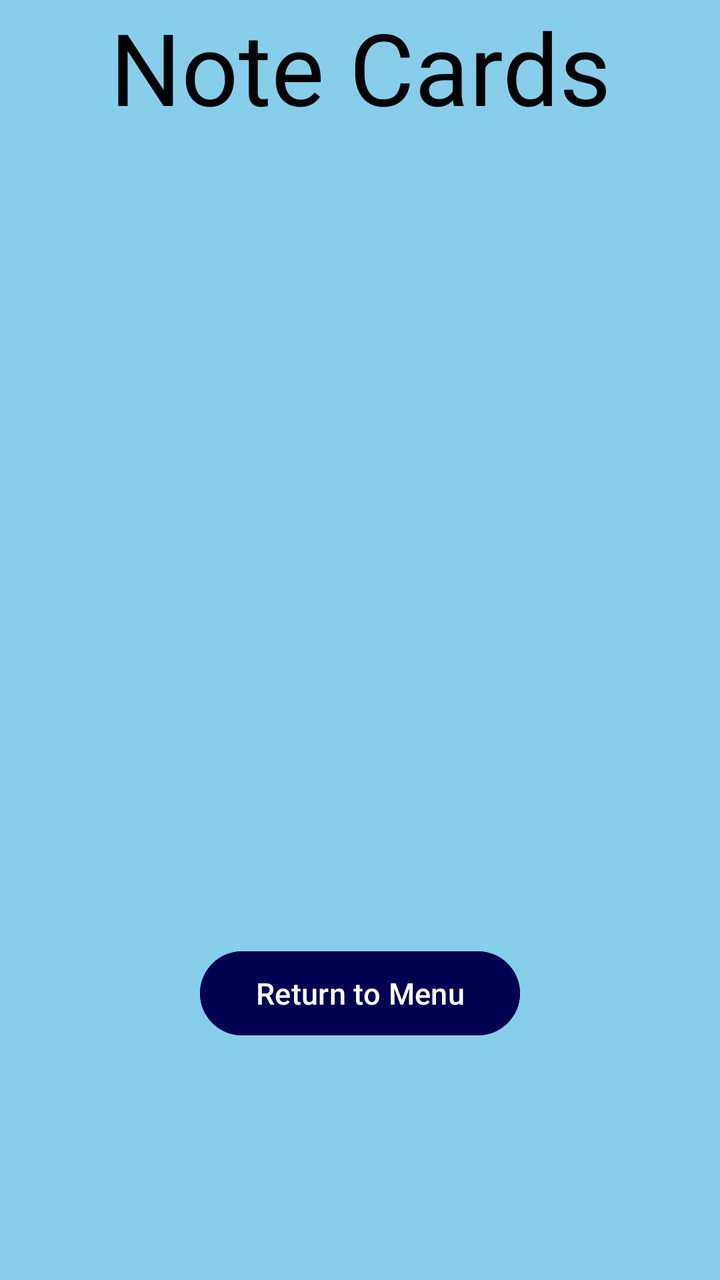
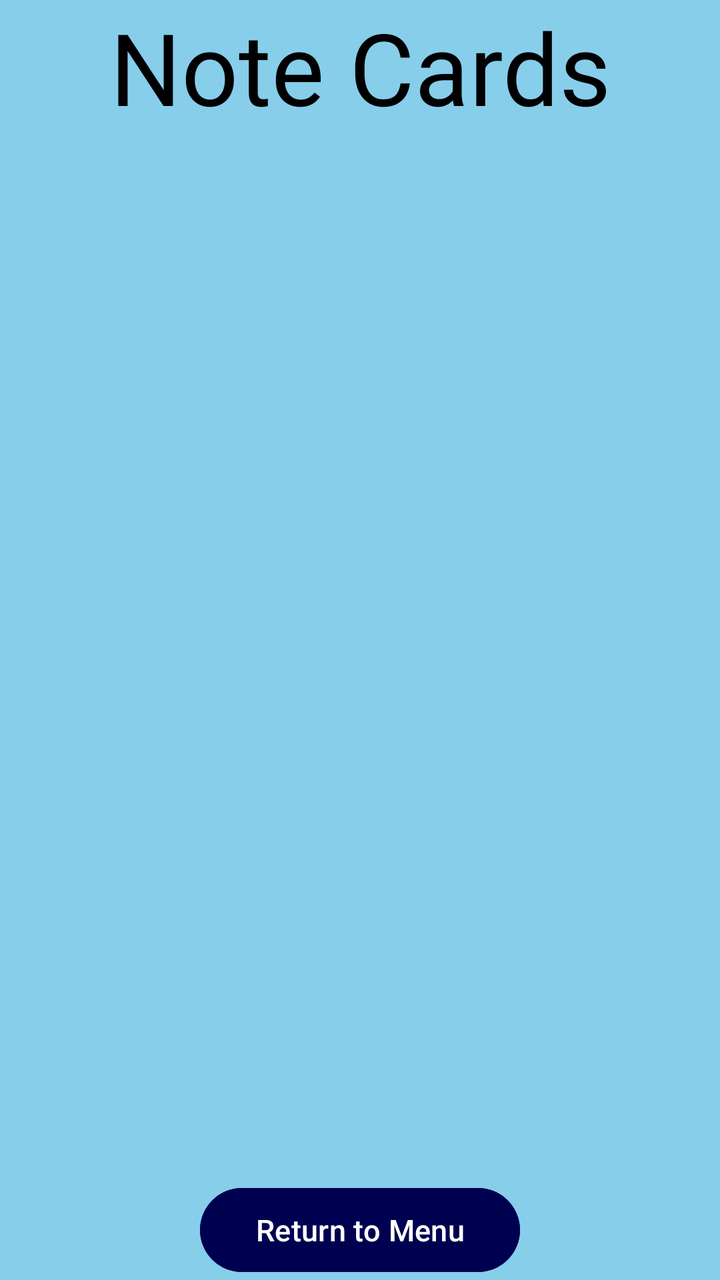

Before-and-after screenshots of an Android layout around one commit, followed by the original layout XML and the change that was made.
<!-- AndroidManifest.xml: application theme Theme.FloppyFish -->
<!-- res/layout/notecards.xml -->
<?xml version="1.0" encoding="utf-8"?>
<androidx.constraintlayout.widget.ConstraintLayout xmlns:android="http://schemas.android.com/apk/res/android"
    android:layout_width="match_parent"
    android:layout_height="match_parent"
    android:background = "#87CEEB"
    android:id = "@+id/ncs"
    xmlns:app="http://schemas.android.com/apk/res-auto">

    <TextView
        android:layout_width="wrap_content"
        android:layout_height="wrap_content"
        android:id = "@+id/subtitle"
        android:textSize = "@dimen/subtitlesize"
        android:text = "Note Cards"
        android:textColor = "@color/black"
        app:layout_constraintTop_toTopOf="parent"
        app:layout_constraintLeft_toLeftOf="parent"
        app:layout_constraintRight_toRightOf="parent"/>

    <Button
        android:layout_width="@dimen/buttonwidth"
        android:layout_height="@dimen/buttonheight"
        android:id = "@+id/returnB"
        android:text = "Return to Menu"
        android:textSize="@dimen/buttonts"
        android:backgroundTint="@color/buttonc"
        android:clickable = "true"
        android:focusable = "true"
        app:layout_constraintBottom_toBottomOf="parent"
        app:layout_constraintTop_toBottomOf="@id/notelist"
        app:layout_constraintLeft_toLeftOf="parent"
        app:layout_constraintRight_toRightOf="parent"/>

    <androidx.recyclerview.widget.RecyclerView
        android:layout_width="250dp"
        android:layout_height="wrap_content"
        android:id = "@+id/notelist"
        app:layout_constraintTop_toBottomOf="@id/subtitle"
        app:layout_constraintBottom_toBottomOf="parent"
        app:layout_constraintLeft_toLeftOf="parent"
        app:layout_constraintRight_toRightOf="parent">
    </androidx.recyclerview.widget.RecyclerView>

</androidx.constraintlayout.widget.ConstraintLayout>
<!-- resources referenced by this layout -->
<resources>
  <color name="black">#FF000000</color>
  <color name="buttonc">#000050</color>
  <dimen name="buttonheight">50dp</dimen>
  <dimen name="buttonts">15sp</dimen>
  <dimen name="buttonwidth">160dp</dimen>
  <dimen name="subtitlesize">50sp</dimen>
  <style name="Theme.FloppyFish" parent="Base.Theme.FloppyFish" />
  <style name="Base.Theme.FloppyFish" parent="Theme.Material3.DayNight.NoActionBar">
          
          
      </style>
</resources>

<!-- the commit's change to res/layout/notecards.xml (unified diff, before → after) -->
@@ -32,11 +32,11 @@
         app:layout_constraintRight_toRightOf="parent"/>
 
     <androidx.recyclerview.widget.RecyclerView
-        android:layout_width="250dp"
-        android:layout_height="wrap_content"
+        android:layout_width="0dp"
+        android:layout_height="0dp"
         android:id = "@+id/notelist"
         app:layout_constraintTop_toBottomOf="@id/subtitle"
-        app:layout_constraintBottom_toBottomOf="parent"
+        app:layout_constraintBottom_toTopOf="@id/returnB"
         app:layout_constraintLeft_toLeftOf="parent"
         app:layout_constraintRight_toRightOf="parent">
     </androidx.recyclerview.widget.RecyclerView>
